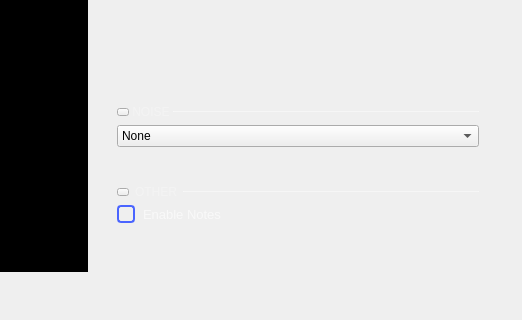
Before: the Qt Designer form ui/signal_generator.ui in analogdevicesinc/scopy, drawn with Qt 5; both pictures show x 666 to 1188 and y 445 to 765 of the 1188 by 765 pixel window.
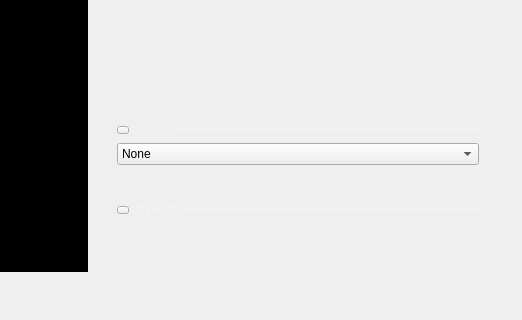
After: the same form once the commit is applied. Icons and pictures are not drawn. Custom widgets are drawn as their Qt base class.

Commit message:
General: Added instrument notes to all instruments
Moved instrument enable to preferences so all instrument notes are enabled
from the same spot

Patch:
```diff
--- a/ui/signal_generator.ui
+++ b/ui/signal_generator.ui
@@ -1295,32 +1295,6 @@
                      <property name="bottomMargin">
                       <number>0</number>
                      </property>
-                     <item>
-                      <widget class="QCheckBox" name="notesEnable">
-                       <property name="styleSheet">
-                        <string notr="true">
-QCheckBox {
-  spacing: 8px;
-  background-color: transparent;
-  font-size: 13px;
-  font-weight: normal;
-  color: rgba(255, 255, 255, 153);
-}
-
-QCheckBox::indicator {
-  width: 14px;
-  height: 14px;
-  border: 2px solid rgb(74,100,255);
-  border-radius: 4px;
-}
-QCheckBox::indicator:unchecked { background-color: transparent; }
-QCheckBox::indicator:checked { background-color: rgb(74,100,255); }</string>
-                       </property>
-                       <property name="text">
-                        <string>Enable Notes</string>
-                       </property>
-                      </widget>
-                     </item>
                      <item>
                       <layout class="QHBoxLayout" name="horizontalLayout_13">
                        <property name="topMargin">
@@ -1405,18 +1379,18 @@
    <header>runsinglewidget.h</header>
    <container>1</container>
   </customwidget>
-  <customwidget>
-   <class>adiscope::Math</class>
-   <extends>QWidget</extends>
-   <header>math.hpp</header>
-   <container>1</container>
-  </customwidget>
   <customwidget>
    <class>adiscope::InstrumentNotes</class>
    <extends>QWidget</extends>
    <header>instrumentnotes.h</header>
    <container>1</container>
   </customwidget>
+  <customwidget>
+   <class>adiscope::Math</class>
+   <extends>QWidget</extends>
+   <header>math.hpp</header>
+   <container>1</container>
+  </customwidget>
  </customwidgets>
  <resources/>
  <connections/>
```
Left out of the diff: 2 changed lines with no effect on the pictures. The commit also changes 44 other files.
